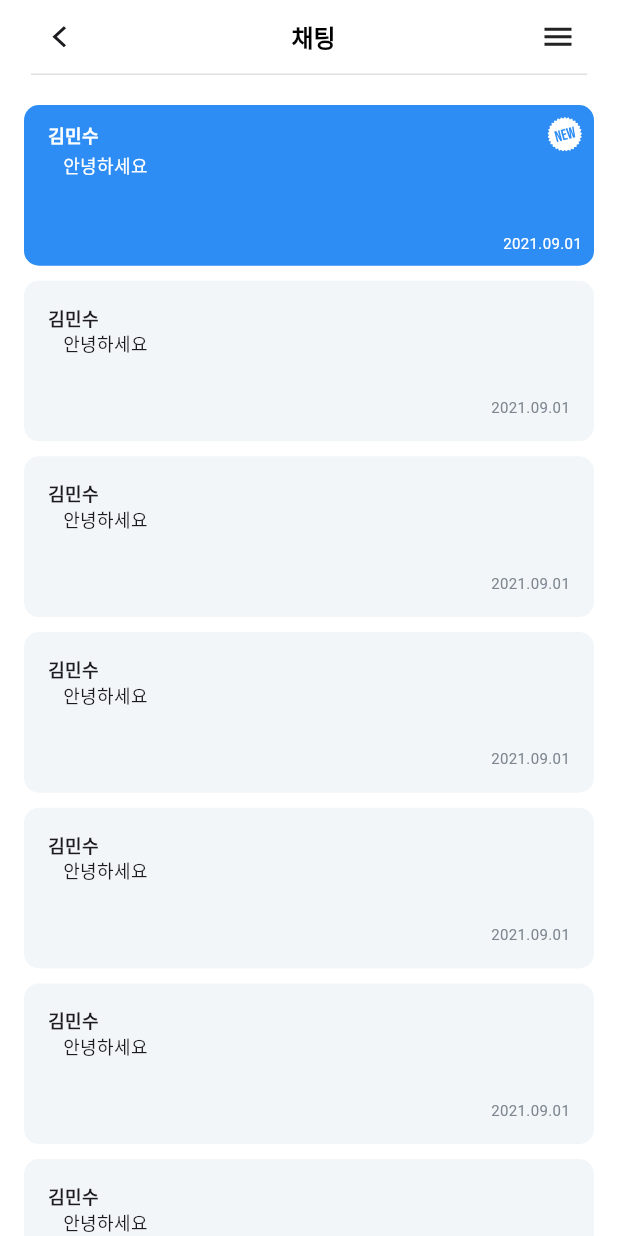
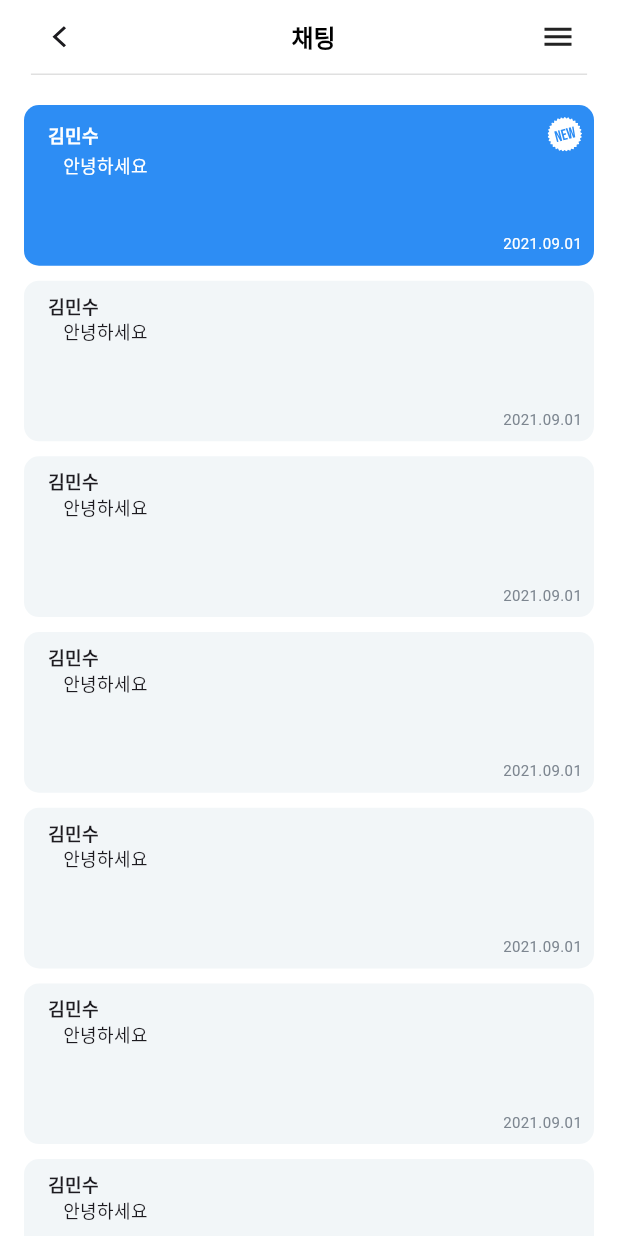
Before and after one commit to RipAGu/weneeders, a Flutter app: the screen it shows after launch, on a phone screen of 412 x 824 dp. Run offline on Flutter 3.47's test engine with Material 3 defaults, Android fonts, the phone set to English and light mode, and no system bars; our stand-ins replace flutter_svg, smooth_page_indicator.

Commit message:
design: 채팅방 리스트 디자인 변경

```diff
--- a/lib/view/widget/ChatCard.dart
+++ b/lib/view/widget/ChatCard.dart
@@ -81,7 +81,7 @@ class ChatCard extends StatelessWidget {
               //radius
               borderRadius: BorderRadius.all(Radius.circular(10)),
               color: Color(0xFFF2F6F8)),
-          padding: const EdgeInsets.symmetric(vertical: 16, horizontal: 16),
+          padding: const EdgeInsets.only(top: 8, bottom: 8, left: 16, right: 8),
           child:
               Column(crossAxisAlignment: CrossAxisAlignment.start, children: [
             Text(
```
